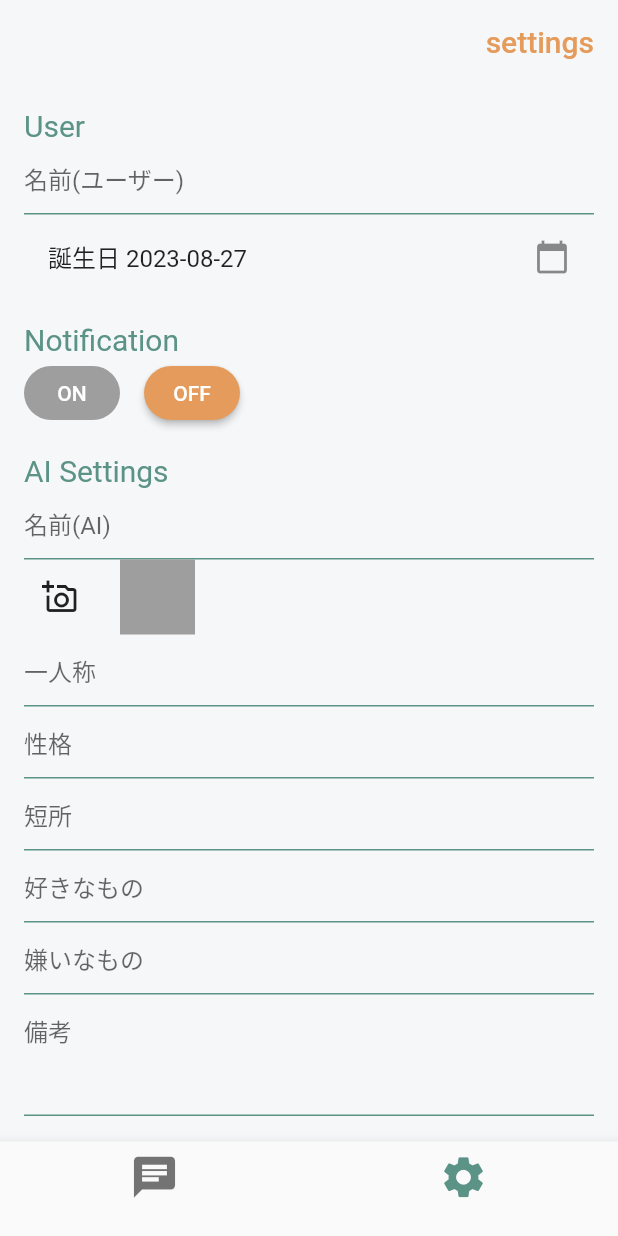
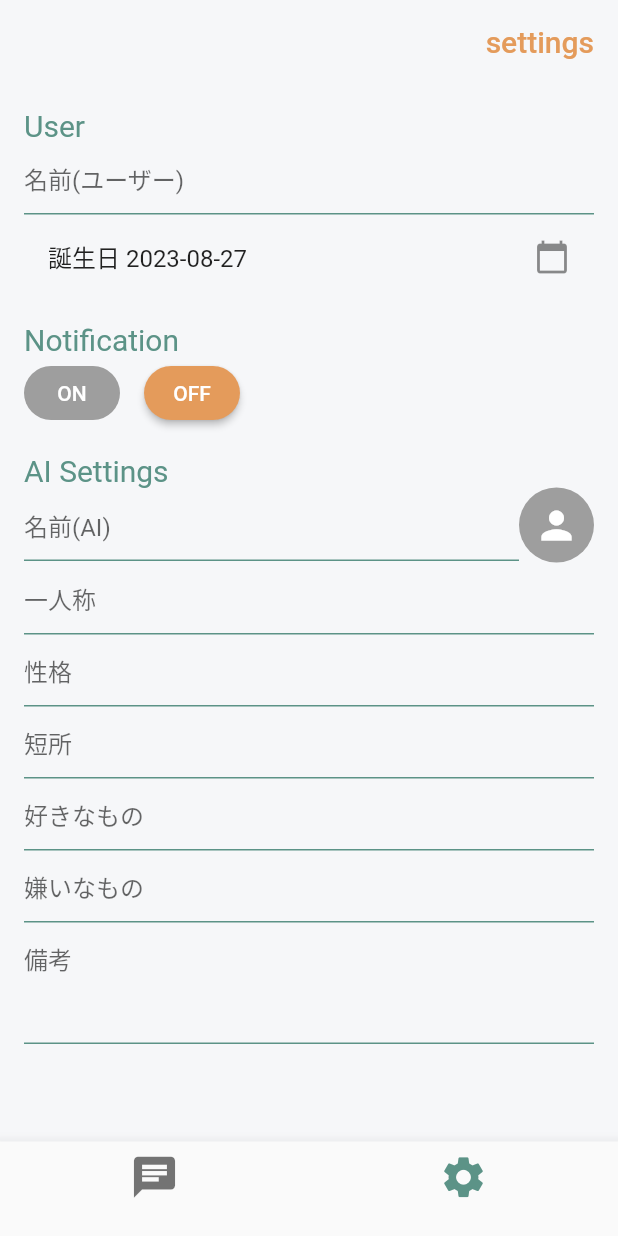
Before and after one commit to matsuo1234567/diaryapp, a Flutter app: the screen it shows after launch, item 2 of the bottom bar chosen, on a phone screen of 412 x 824 dp. Run offline on Flutter 3.47's test engine with Material 2 defaults, Android fonts, the phone set to English and light mode, and no system bars; our stand-ins replace flutter_chat_types, flutter_chat_ui, flutter_dotenv, image_picker, permission_handler; missing offline and left inert: dart_openai.

Commit message:
fix: アイコン画像設定

```diff
--- a/diaryapp/lib/body/setting.dart
+++ b/diaryapp/lib/body/setting.dart
@@ -83,14 +83,18 @@ class _SettingsPageState extends State<SettingsPage> {
               ),
             SizedBox(height: 16),
             _buildSectionTitle("AI Settings"),
-            _buildTextField('名前(AI)'),
+            Row(
+              children: [
+                Expanded(
+                  child: _buildTextField('名前(AI)'),
+                ),
                 _buildImageSelector(
                   _aiFile,
                   () async {
                     var camerastatus = await Permission.camera.status;
-
                     var photosstatus = await Permission.photos.status;
-                var mediaLibrarystatus = await Permission.mediaLibrary.status;
+                    var mediaLibrarystatus =
+                        await Permission.mediaLibrary.status;
 
                     if (camerastatus.isDenied ||
                         photosstatus.isDenied ||
@@ -108,6 +112,8 @@ class _SettingsPageState extends State<SettingsPage> {
                       });
                     }
                   },
+                ),
+              ],
             ),
             _buildTextField('一人称'),
             _buildTextField('性格'),
@@ -151,26 +157,20 @@ class _SettingsPageState extends State<SettingsPage> {
   }
 
   Widget _buildImageSelector(File? file, VoidCallback onPressed) {
-    return Row(
-      children: [
-        IconButton(
-          icon: Icon(Icons.add_a_photo_outlined),
-          onPressed: onPressed,
+    return GestureDetector(
+      onTap: onPressed,
+      child: CircleAvatar(
+        radius: 25,
+        backgroundColor: Colors.grey,
+        child: file != null
+            ? null
+            : Icon(
+                Icons.person,
+                color: Colors.white,
+                size: 30.0,
               ),
-        SizedBox(width: 16),
-        file != null
-            ? Image.file(
-                file,
-                width: 50,
-                height: 50,
-                fit: BoxFit.cover,
-              )
-            : Container(
-                width: 50,
-                height: 50,
-                color: Colors.grey,
+        backgroundImage: file != null ? FileImage(file) : null,
       ),
-      ],
     );
   }
 
```
Lines whose indentation alone changed are shown as unchanged.
